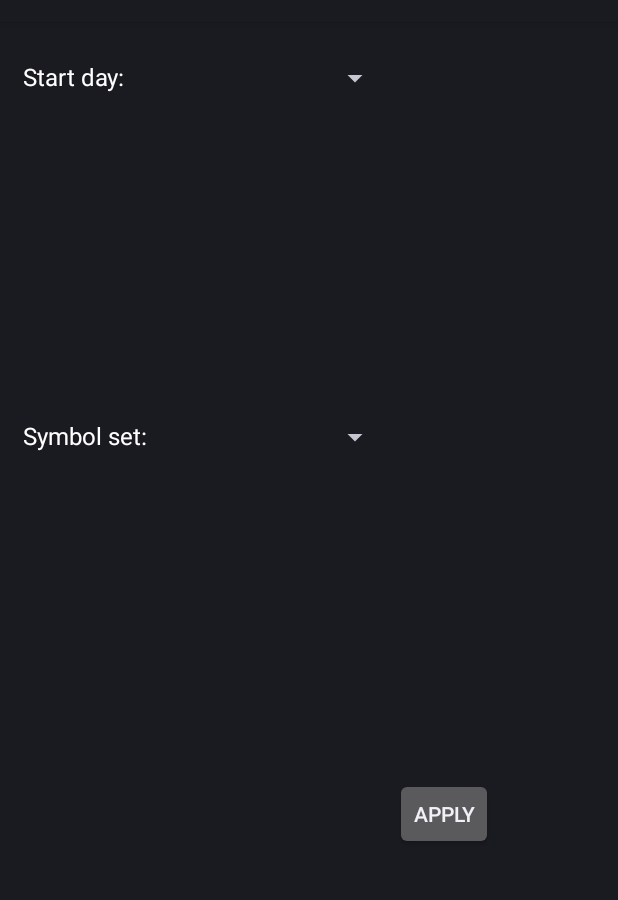
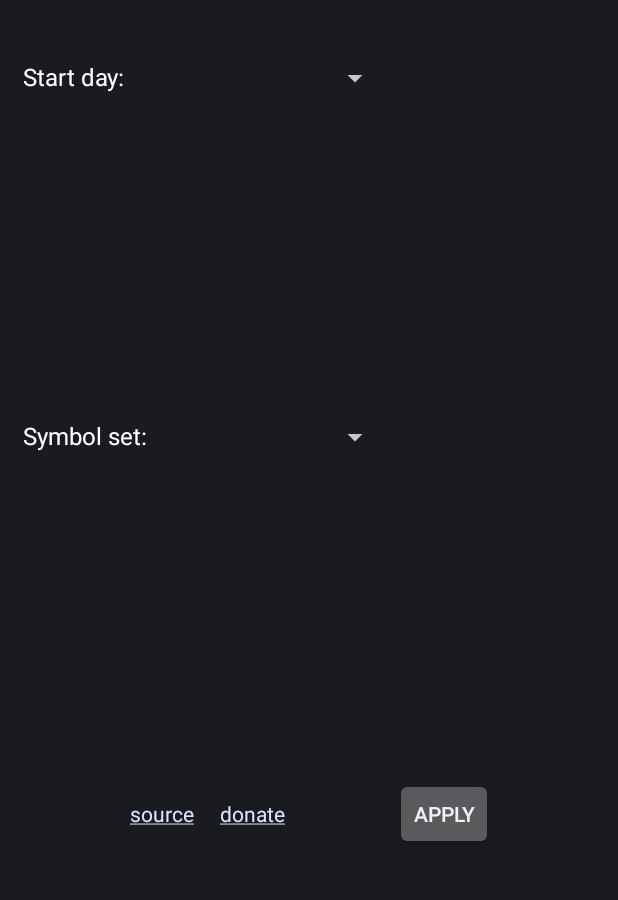
Before and after one commit to mvmike/min-cal-widget, an Android app: the layout configuration.xml on its own in the app's theme, with its tools: preview values and no code run, on a phone screen of 412 x 824 dp, the part 62-962 px from its top. Run offline under Robolectric (Android 15) with nearby library versions, the phone set to English and light mode, and no system bars.

Commit message:
fixes #7 - add source and donation link in settings

```diff
--- a/min-cal-widget/src/main/java/cat/mvmike/minimalcalendarwidget/activity/ConfigurationActivity.java
+++ b/min-cal-widget/src/main/java/cat/mvmike/minimalcalendarwidget/activity/ConfigurationActivity.java
@@ -8,11 +8,13 @@ import java.util.Locale;
 
 import android.os.Bundle;
 import android.support.v7.app.AppCompatActivity;
+import android.text.method.LinkMovementMethod;
 import android.view.View;
 import android.view.Window;
 import android.widget.ArrayAdapter;
 import android.widget.Button;
 import android.widget.Spinner;
+import android.widget.TextView;
 
 import cat.mvmike.minimalcalendarwidget.MonthWidget;
 import cat.mvmike.minimalcalendarwidget.R;
@@ -31,10 +33,22 @@ public class ConfigurationActivity extends AppCompatActivity {
         requestWindowFeature(Window.FEATURE_NO_TITLE);
         setContentView(R.layout.configuration);
 
+        setHyperlinks();
+
         setAvailableValues();
         loadPreviousConfig();
 
         applyListener();
+    }
+
+    private void setHyperlinks(){
+
+        setHyperlinkToTextView(R.id.source);
+        setHyperlinkToTextView(R.id.donate);
+    }
+
+    private void setHyperlinkToTextView(final int id){
+        ((TextView) findViewById(id)).setMovementMethod(LinkMovementMethod.getInstance());
     }
 
     private void applyListener() {
--- a/min-cal-widget/src/main/res/layout/configuration.xml
+++ b/min-cal-widget/src/main/res/layout/configuration.xml
@@ -2,20 +2,21 @@
               android:id="@+id/configuration_view"
               android:layout_width="match_parent"
               android:layout_height="match_parent"
-              android:weightSum="3"
-              android:orientation="vertical">
+              android:orientation="vertical"
+              android:weightSum="3">
 
     <View
         android:layout_width="180dp"
         android:layout_height="25dp"/>
 
-    <LinearLayout android:layout_width="wrap_content"
+    <LinearLayout
+        android:layout_width="wrap_content"
         android:layout_height="wrap_content"
         android:layout_gravity="bottom|start"
         android:layout_weight="1"
         android:orientation="horizontal"
-                  android:paddingStart="15dp"
-                  android:paddingEnd="15dp">
+        android:paddingEnd="15dp"
+        android:paddingStart="15dp">
 
         <TextView
             android:id="@+id/txt_first_day_of_week"
@@ -30,9 +31,9 @@
             android:layout_height="15dp"/>
 
         <Spinner
+            android:id="@+id/startWeekDaySpinner"
             android:layout_width="130dp"
             android:layout_height="wrap_content"
-            android:id="@+id/startWeekDaySpinner"
             android:layout_gravity="end"
             android:textColor="@color/config_value">
         </Spinner>
@@ -43,13 +44,14 @@
         android:layout_width="180dp"
         android:layout_height="15dp"/>
 
-    <LinearLayout android:layout_width="wrap_content"
+    <LinearLayout
+        android:layout_width="wrap_content"
         android:layout_height="wrap_content"
         android:layout_gravity="bottom|start"
         android:layout_weight="1"
-                  android:paddingStart="15dp"
+        android:orientation="horizontal"
         android:paddingEnd="15dp"
-                  android:orientation="horizontal">
+        android:paddingStart="15dp">
 
         <TextView
             android:id="@+id/txt_symbols"
@@ -64,24 +66,41 @@
             android:layout_height="15dp"/>
 
         <Spinner
+            android:id="@+id/symbolsSpinner"
             android:layout_width="130dp"
             android:layout_height="wrap_content"
-            android:id="@+id/symbolsSpinner"
             android:layout_gravity="end"
             android:textColor="@color/config_value">
         </Spinner>
 
     </LinearLayout>
 
-    <LinearLayout android:layout_width="wrap_content"
+    <LinearLayout
+        android:layout_width="wrap_content"
         android:layout_height="wrap_content"
         android:layout_gravity="bottom|center"
         android:layout_weight="1"
         android:orientation="horizontal"
         android:padding="15dp">
 
+        <TextView
+            android:id="@+id/source"
+            android:layout_width="50dp"
+            android:layout_height="wrap_content"
+            android:text="@string/source"/>
+
         <View
-            android:layout_width="180dp"
+            android:layout_width="10dp"
+            android:layout_height="0dp"/>
+
+        <TextView
+            android:id="@+id/donate"
+            android:layout_width="50dp"
+            android:layout_height="wrap_content"
+            android:text="@string/donate"/>
+
+        <View
+            android:layout_width="70dp"
             android:layout_height="0dp"/>
 
         <Button
--- a/min-cal-widget/src/main/res/values/strings.xml
+++ b/min-cal-widget/src/main/res/values/strings.xml
@@ -11,4 +11,12 @@
 
     <string name="apply_changes">apply</string>
 
+    <string name="source">
+        <a href="https://github.com/mvmike/min-cal-widget">source</a>
+    </string>
+
+    <string name="donate">
+        <a href="https://www.paypal.me/mvmike">donate</a>
+    </string>
+
 </resources>
```
Also changed, not shown: 1 other file. Lines whose indentation alone changed are shown as unchanged.
